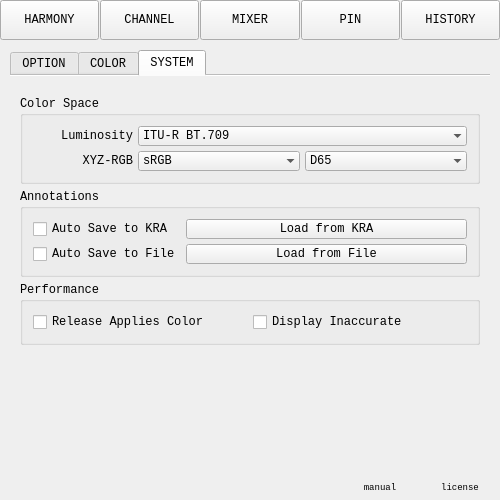
EyeOdin/Pigment.O, file pigment_o/pigment_o_settings.ui: the form before one commit.
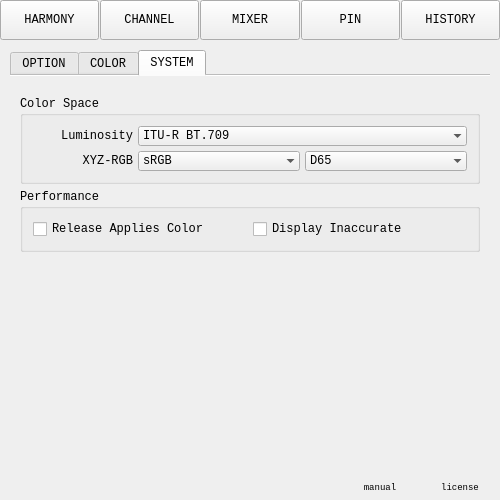
The form after the commit. The open tabs and pages were chosen to show the change.

```diff
--- a/pigment_o/pigment_o_settings.ui
+++ b/pigment_o/pigment_o_settings.ui
@@ -4301,151 +4301,6 @@
                 </layout>
                </widget>
               </item>
-              <item>
-               <widget class="QGroupBox" name="group_annotations">
-                <property name="sizePolicy">
-                 <sizepolicy hsizetype="Ignored" vsizetype="Fixed">
-                  <horstretch>0</horstretch>
-                  <verstretch>0</verstretch>
-                 </sizepolicy>
-                </property>
-                <property name="focusPolicy">
-                 <enum>Qt::NoFocus</enum>
-                </property>
-                <property name="title">
-                 <string>Annotations</string>
-                </property>
-                <layout class="QGridLayout" name="group_annotations_layout">
-                 <property name="leftMargin">
-                  <number>10</number>
-                 </property>
-                 <property name="topMargin">
-                  <number>10</number>
-                 </property>
-                 <property name="rightMargin">
-                  <number>10</number>
-                 </property>
-                 <property name="bottomMargin">
-                  <number>10</number>
-                 </property>
-                 <property name="spacing">
-                  <number>5</number>
-                 </property>
-                 <item row="1" column="0">
-                  <widget class="QCheckBox" name="annotation_file_save">
-                   <property name="sizePolicy">
-                    <sizepolicy hsizetype="Fixed" vsizetype="Fixed">
-                     <horstretch>0</horstretch>
-                     <verstretch>0</verstretch>
-                    </sizepolicy>
-                   </property>
-                   <property name="minimumSize">
-                    <size>
-                     <width>0</width>
-                     <height>20</height>
-                    </size>
-                   </property>
-                   <property name="maximumSize">
-                    <size>
-                     <width>16777215</width>
-                     <height>20</height>
-                    </size>
-                   </property>
-                   <property name="focusPolicy">
-                    <enum>Qt::NoFocus</enum>
-                   </property>
-                   <property name="text">
-                    <string>Auto Save to File</string>
-                   </property>
-                  </widget>
-                 </item>
-                 <item row="1" column="1">
-                  <widget class="QPushButton" name="annotation_file_load">
-                   <property name="sizePolicy">
-                    <sizepolicy hsizetype="Ignored" vsizetype="Fixed">
-                     <horstretch>0</horstretch>
-                     <verstretch>0</verstretch>
-                    </sizepolicy>
-                   </property>
-                   <property name="minimumSize">
-                    <size>
-                     <width>0</width>
-                     <height>20</height>
-                    </size>
-                   </property>
-                   <property name="maximumSize">
-                    <size>
-                     <width>16777215</width>
-                     <height>20</height>
-                    </size>
-                   </property>
-                   <property name="focusPolicy">
-                    <enum>Qt::NoFocus</enum>
-                   </property>
-                   <property name="text">
-                    <string>Load from File</string>
-                   </property>
-                  </widget>
-                 </item>
-                 <item row="0" column="0">
-                  <widget class="QCheckBox" name="annotation_kra_save">
-                   <property name="sizePolicy">
-                    <sizepolicy hsizetype="Fixed" vsizetype="Fixed">
-                     <horstretch>0</horstretch>
-                     <verstretch>0</verstretch>
-                    </sizepolicy>
-                   </property>
-                   <property name="minimumSize">
-                    <size>
-                     <width>0</width>
-                     <height>20</height>
-                    </size>
-                   </property>
-                   <property name="maximumSize">
-                    <size>
-                     <width>16777215</width>
-                     <height>20</height>
-                    </size>
-                   </property>
-                   <property name="focusPolicy">
-                    <enum>Qt::NoFocus</enum>
-                   </property>
-                   <property name="text">
-                    <string>Auto Save to KRA</string>
-                   </property>
-                  </widget>
-                 </item>
-                 <item row="0" column="1">
-                  <widget class="QPushButton" name="annotation_kra_load">
-                   <property name="sizePolicy">
-                    <sizepolicy hsizetype="Ignored" vsizetype="Fixed">
-                     <horstretch>0</horstretch>
-                     <verstretch>0</verstretch>
-                    </sizepolicy>
-                   </property>
-                   <property name="minimumSize">
-                    <size>
-                     <width>0</width>
-                     <height>20</height>
-                    </size>
-                   </property>
-                   <property name="maximumSize">
-                    <size>
-                     <width>16777215</width>
-                     <height>20</height>
-                    </size>
-                   </property>
-                   <property name="focusPolicy">
-                    <enum>Qt::NoFocus</enum>
-                   </property>
-                   <property name="text">
-                    <string>Load from KRA</string>
-                   </property>
-                  </widget>
-                 </item>
-                </layout>
-               </widget>
-              </item>
               <item>
                <widget class="QGroupBox" name="group_performance">
                 <property name="sizePolicy">
```
Left out of the diff: 85 changed lines with no effect on the pictures.
